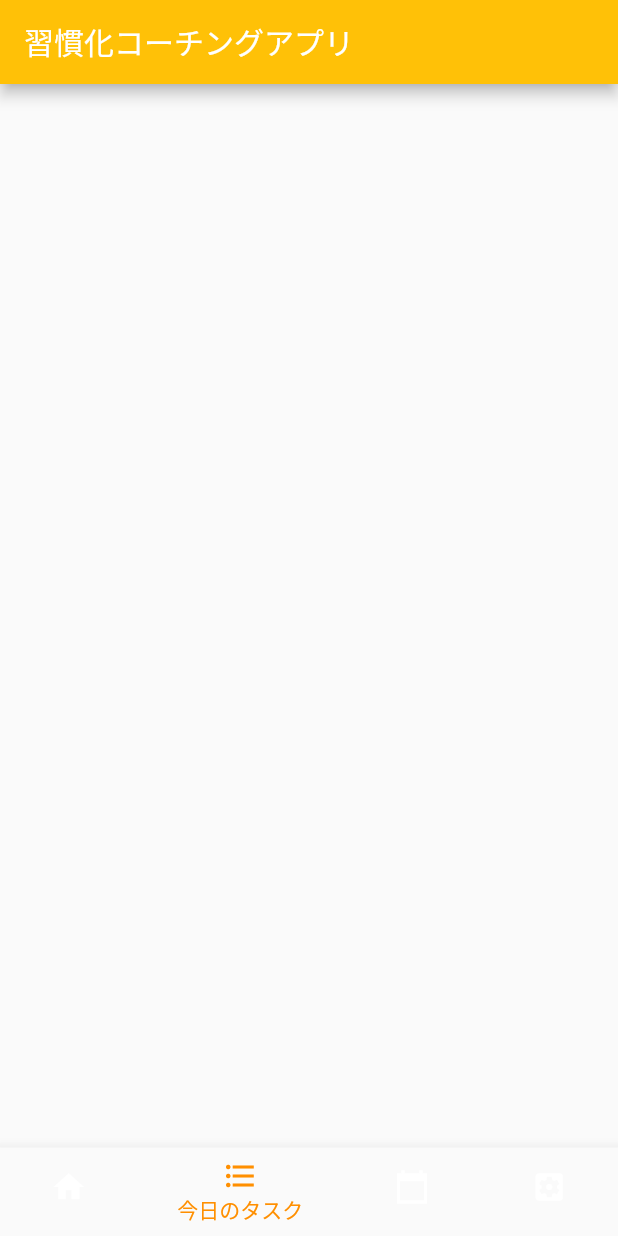
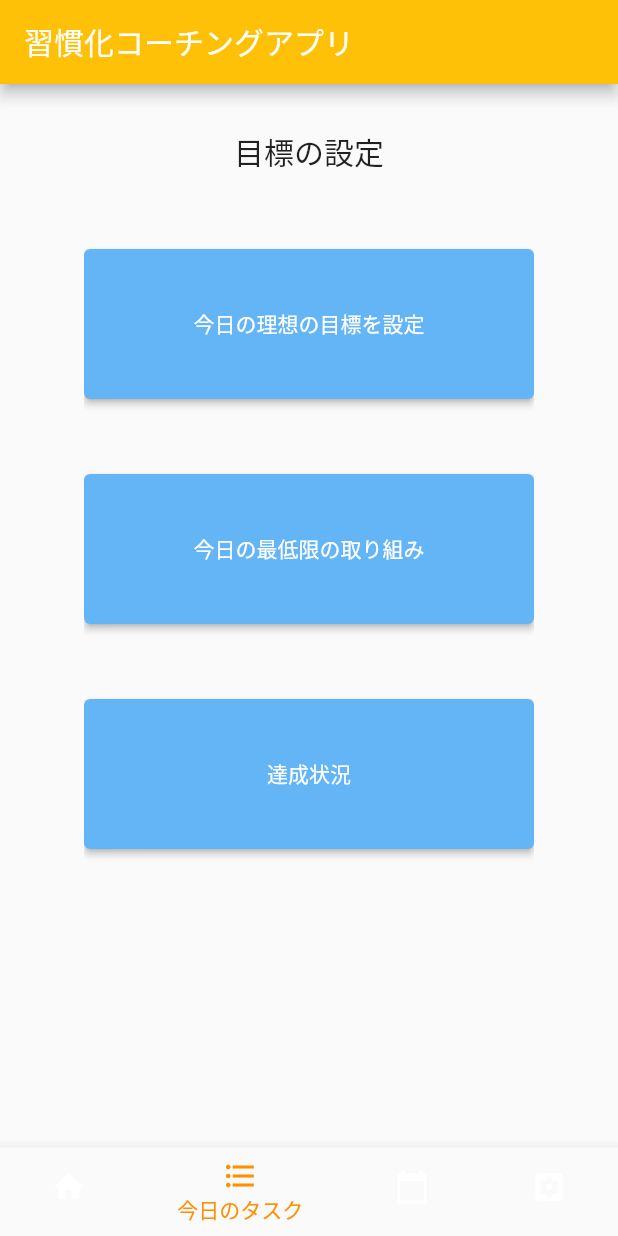
Before and after one commit to Aky-kashi/habituation_app, a Flutter app: the Navigation screen opened directly, item 2 of the bottom bar chosen, on a phone screen of 412 x 824 dp. Run offline on Flutter 3.47's test engine with Material 2 defaults, Android fonts, the phone set to English and light mode, and no system bars; our stand-ins replace cloud_firestore, firebase_auth, firebase_core, flutter_signin_button, google_sign_in, sign_in_with_apple; accounts and stored records are empty.

Commit message:
目標設定画面作成

```diff
--- a/lib/pages/task/task_page.dart
+++ b/lib/pages/task/task_page.dart
@@ -1,7 +1,97 @@
-import"package:flutter/material.dart";
-class  TaskPage extends StatelessWidget {
+import "package:flutter/material.dart";
+import 'package:habituation_coationg_app/pages/home/enter.dart';
+
+class TaskPage extends StatelessWidget {
   @override
   Widget build(BuildContext context) {
-    return Container();
+    return Center(
+      child: SingleChildScrollView(
+        child: Padding(
+          padding: const EdgeInsets.only(bottom: 300.0),
+          child: Column(
+            children: [
+              Padding(
+                padding: const EdgeInsets.only(top: 30.0),
+                child: Text(
+                  "目標の設定",
+                  style: TextStyle(
+                    fontSize: 20,
+                  ),
+                ),
+              ),
+              Padding(
+                padding: const EdgeInsets.only(top: 50.0),
+                child: SizedBox(
+                  width: 300,
+                  height: 100,
+                  child: ElevatedButton(
+                    child: const Text('今日の理想の目標を設定'),
+                    style: ElevatedButton.styleFrom(
+                      primary: Colors.blue[300],
+                      onPrimary: Colors.white,
+                    ),
+                    onPressed: () {
+                      Navigator.of(context).push(
+                        MaterialPageRoute(
+                          builder: (context) {
+                            return Enter();
+                          },
+                        ),
+                      );
+                    },
+                  ),
+                ),
+              ),
+              Padding(
+                padding: const EdgeInsets.only(top: 50.0),
+                child: SizedBox(
+                  width: 300,
+                  height: 100,
+                  child: ElevatedButton(
+                    child: const Text('今日の最低限の取り組み'),
+                    style: ElevatedButton.styleFrom(
+                      primary: Colors.blue[300],
+                      onPrimary: Colors.white,
+                    ),
+                    onPressed: () {
+                      Navigator.of(context).push(
+                        MaterialPageRoute(
+                          builder: (context) {
+                            return Enter();
+                          },
+                        ),
+                      );
+                    },
+                  ),
+                ),
+              ),
+              Padding(
+                padding: const EdgeInsets.only(top: 50.0),
+                child: SizedBox(
+                  width: 300,
+                  height: 100,
+                  child: ElevatedButton(
+                    child: const Text('達成状況'),
+                    style: ElevatedButton.styleFrom(
+                      primary: Colors.blue[300],
+                      onPrimary: Colors.white,
+                    ),
+                    onPressed: () {
+                      Navigator.of(context).push(
+                        MaterialPageRoute(
+                          builder: (context) {
+                            return Enter();
+                          },
+                        ),
+                      );
+                    },
+                  ),
+                ),
+              ),
+            ],
+          ),
+        ),
+      ),
+    );
   }
 }
```
Also changed, not shown: lib/pages/goal/max_goal_page.dart (renamed from lib/pages/goal/goal_page.dart).
